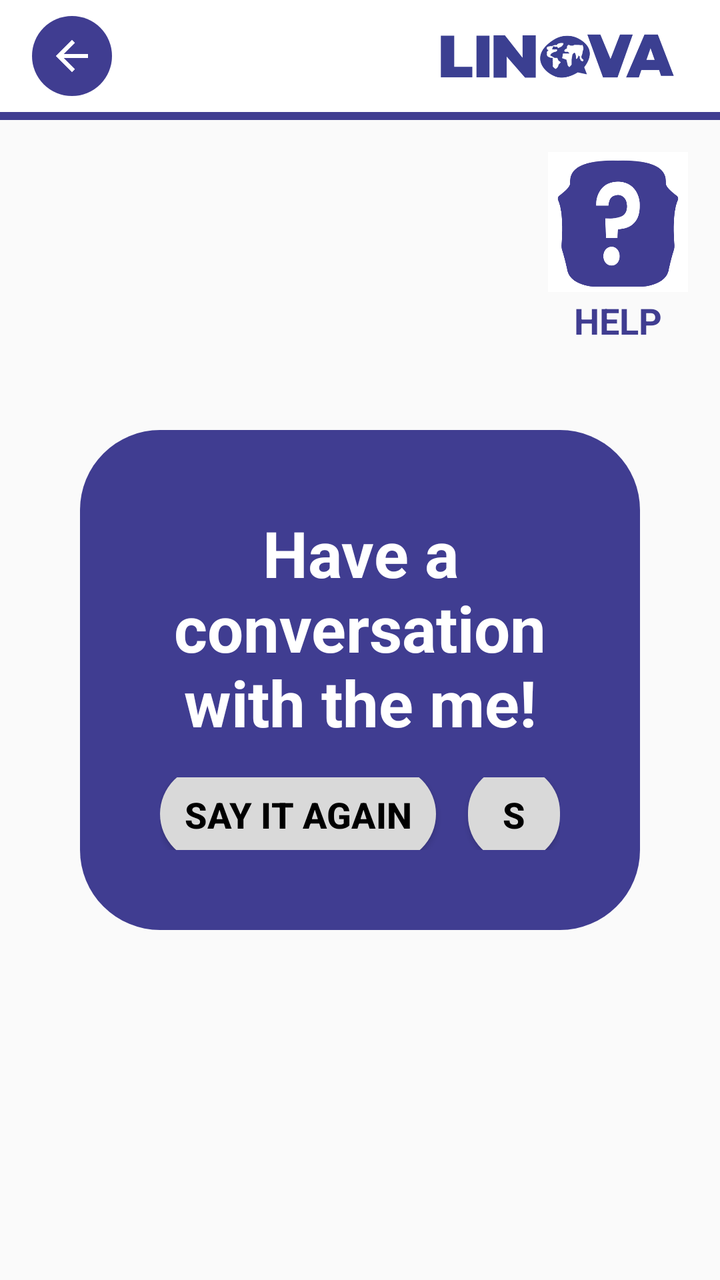
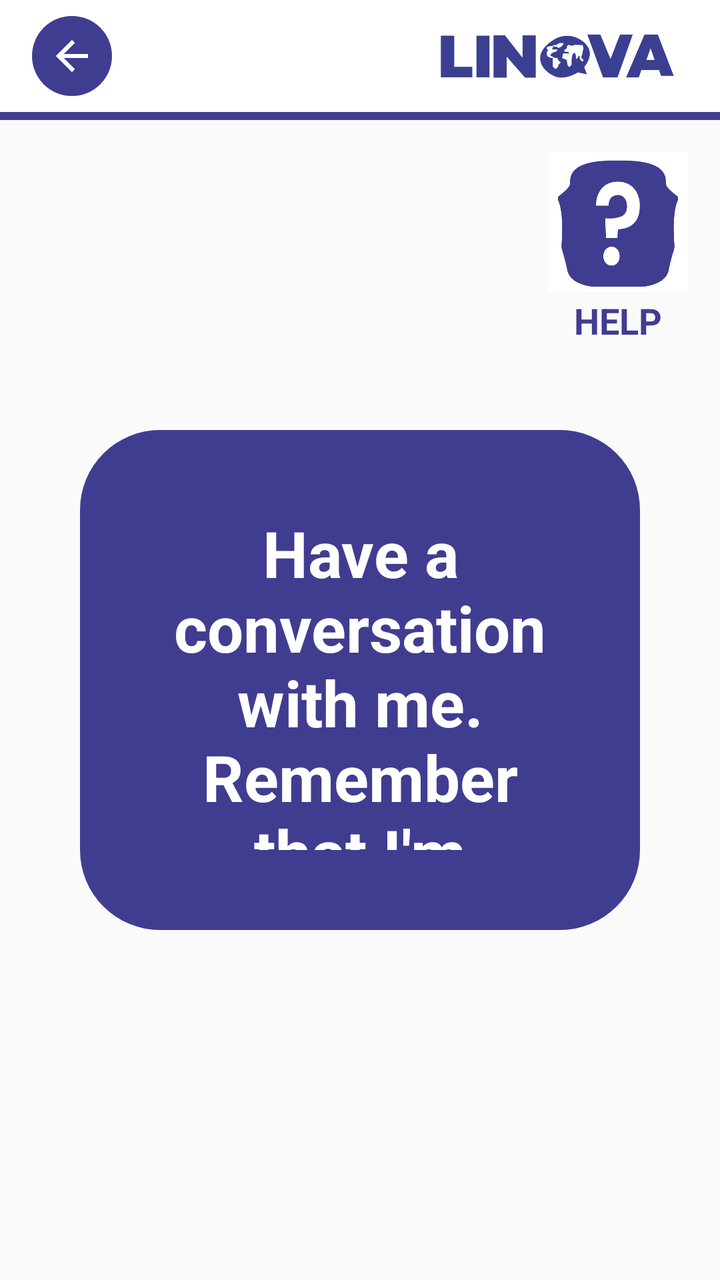

Before-and-after screenshots of an Android layout around one commit, followed by the original layout XML and the change that was made.
<!-- AndroidManifest.xml: application theme AppTheme -->
<!-- res/layout/activity_modulo_conversacional.xml -->
<?xml version="1.0" encoding="utf-8"?>
<androidx.constraintlayout.widget.ConstraintLayout xmlns:android="http://schemas.android.com/apk/res/android"
    xmlns:app="http://schemas.android.com/apk/res-auto"
    xmlns:tools="http://schemas.android.com/tools"
    android:layout_width="match_parent"
    android:layout_height="match_parent">

    <include
        android:id="@+id/toolbar"
        layout="@layout/toolbar"
        app:layout_constraintTop_toTopOf="parent"
        app:layout_constraintStart_toStartOf="parent"
        app:layout_constraintEnd_toEndOf="parent"/>

    <LinearLayout
        android:id="@+id/helpContainer"
        android:layout_width="wrap_content"
        android:layout_height="wrap_content"
        android:orientation="vertical"
        android:gravity="center"
        android:layout_margin="16dp"
        app:layout_constraintTop_toBottomOf="@id/toolbar"
        app:layout_constraintEnd_toEndOf="parent">

        <ImageButton
            android:id="@+id/btnHelp"
            android:layout_width="70dp"
            android:layout_height="70dp"
            android:src="@drawable/help"
            android:scaleType="fitXY"
            android:padding="0dp"
            android:contentDescription="Help"/>

        <TextView
            android:id="@+id/helpText"
            android:layout_width="wrap_content"
            android:layout_height="wrap_content"
            android:text="HELP"
            android:textStyle="bold"
            android:textSize="18sp"
            android:textColor="@color/colorPurple"
            android:layout_marginTop="2dp"/>

    </LinearLayout>
    <LinearLayout
        android:id="@+id/loadingBox"
        android:layout_width="0dp"
        android:layout_height="250dp"
        android:layout_marginStart="40dp"
        android:layout_marginEnd="40dp"
        android:layout_marginTop="40dp"
        app:layout_constraintTop_toTopOf="parent"
        app:layout_constraintBottom_toBottomOf="parent"
        android:padding="40dp"
        android:background="@drawable/bg_dialog_rounded"
        android:orientation="vertical"
        android:gravity="center"
        app:layout_constraintStart_toStartOf="parent"
        app:layout_constraintEnd_toEndOf="parent">

        <TextView
            android:id="@+id/instruction"
            android:layout_width="wrap_content"
            android:layout_height="wrap_content"
            android:text="Have a conversation with the me!"
            android:textColor="@android:color/white"
            android:textStyle="bold"
            android:textSize="32sp"
            android:gravity="center"
            android:textAlignment="center"/>

        <LinearLayout
            android:layout_width="match_parent"
            android:layout_height="wrap_content"
            android:orientation="horizontal"
            android:gravity="center"
            android:paddingTop="16dp">

            <Button
                android:id="@+id/sayitagain"
                android:layout_height="48dp"
                android:layout_width="wrap_content"
                android:layout_marginEnd="8dp"
                android:text="SAY IT AGAIN"
                android:background="@drawable/btn_rounded_t"
                android:textColor="@color/colorBlack"
                android:textAllCaps="false"
                android:textStyle="bold"
                android:textSize="18sp"
                android:padding="12dp"/>

            <Button
                android:id="@+id/skip"
                android:layout_height="48dp"
                android:layout_width="wrap_content"
                android:layout_marginStart="8dp"
                android:text="SKIP"
                android:background="@drawable/btn_rounded_t"
                android:textColor="@color/colorBlack"
                android:textAllCaps="false"
                android:textStyle="bold"
                android:textSize="18sp"
                android:padding="12dp"/>

        </LinearLayout>


    </LinearLayout>


    <androidx.recyclerview.widget.RecyclerView
        android:id="@+id/recycler_gchat"
        android:layout_width="match_parent"
        android:layout_height="match_parent"
        android:layout_marginBottom="16dp"
        app:layout_constrainedHeight="true"
        android:visibility="invisible"
        app:layout_constraintBottom_toTopOf="@+id/text_gchat_indicator"
        app:layout_constraintTop_toBottomOf="@+id/toolbar" />
    <TextView
        android:id="@+id/text_gchat_indicator"
        android:layout_width="wrap_content"
        android:layout_height="wrap_content"
        android:layout_marginStart="16dp"
        android:visibility="gone"
        app:layout_constraintBottom_toTopOf="@id/botonHablarContainer"
        app:layout_constraintStart_toStartOf="parent" />
    <LinearLayout
        android:id="@+id/botonHablarContainer"
        android:layout_width="wrap_content"
        android:layout_height="wrap_content"
        android:layout_alignParentEnd="true"
        android:orientation="vertical"
        android:layout_marginBottom="24dp"
        app:layout_constraintBottom_toBottomOf="parent"
        app:layout_constraintStart_toStartOf="parent"
        app:layout_constraintEnd_toEndOf="parent"
        android:gravity="center">
        <TextureView
            android:id="@+id/tv_media"
            android:layout_width="wrap_content"
            android:layout_height="20dp"
            android:alpha="0"/>


        <ImageButton
            android:id="@+id/botonHablar"
            android:layout_width="89dp"
            android:layout_height="89dp"
            android:background="@android:color/transparent"
            android:scaleType="centerInside"
            android:src="@drawable/microfonoinicio"
            android:visibility="invisible"

            android:contentDescription="Talk to me" />

        <TextView
            android:id="@+id/textTalkToMe"
            android:layout_width="wrap_content"
            android:layout_height="wrap_content"
            android:layout_marginTop="4dp"
            android:text="Tap here to talk"
            android:textColor="#808080"
            android:textSize="24sp"
            android:textStyle="bold"
            android:visibility="invisible"
            android:layout_marginBottom="10dp"/>

    </LinearLayout>
</androidx.constraintlayout.widget.ConstraintLayout>
<!-- res/layout/toolbar.xml (included above) -->
<?xml version="1.0" encoding="utf-8"?>
<com.google.android.material.appbar.AppBarLayout
    xmlns:android="http://schemas.android.com/apk/res/android"
    android:layout_width="match_parent"
    android:layout_height="wrap_content"
    android:background="@android:color/white"
    android:elevation="0dp"
    android:stateListAnimator="@null">

    <androidx.appcompat.widget.Toolbar
        android:id="@+id/toolbar"
        android:layout_width="match_parent"
        android:layout_height="?attr/actionBarSize"
        android:background="@android:color/white">

        
        <ImageButton
            android:id="@+id/btnBack"
            android:layout_width="40dp"
            android:layout_height="40dp"
            android:layout_gravity="start|center_vertical"
            android:layout_marginStart="12dp"
            android:background="@drawable/arrow_button"
            android:padding="8dp"
            android:src="@drawable/baseline_arrow_back_24"
            android:contentDescription="Volver"/>

        
        <ImageView
            android:id="@+id/imgRight"
            android:layout_width="120dp"
            android:layout_height="40dp"
            android:layout_gravity="end|center_vertical"
            android:layout_marginEnd="22dp"
            android:src="@drawable/logo"/>

    </androidx.appcompat.widget.Toolbar>

    
    <View
        android:layout_width="match_parent"
        android:layout_height="4dp"
        android:background="@color/colorPurple"/>

</com.google.android.material.appbar.AppBarLayout>
<!-- resources referenced by this layout -->
<resources>
  <color name="colorBlack">#000000</color>
  <color name="colorPurple">#403D91</color>
  <!-- drawable arrow_button (drawable) -->
  <layer-list xmlns:android="http://schemas.android.com/apk/res/android">
  
      
      <item>
          <shape android:shape="oval">
              <size
                  android:width="40dp"
                  android:height="40dp"/>
              <solid android:color="@color/colorPurple"/>
          </shape>
      </item>
  
      
      <item
          android:drawable="@drawable/baseline_arrow_back_24"
          android:gravity="center"/>
  </layer-list>
  <!-- drawable baseline_arrow_back_24 (drawable) -->
  <vector xmlns:android="http://schemas.android.com/apk/res/android" android:autoMirrored="true" android:height="24dp" android:tint="#FFFFFF" android:viewportHeight="24" android:viewportWidth="24" android:width="24dp">
        
      <path android:fillColor="@android:color/white" android:pathData="M20,11H7.83l5.59,-5.59L12,4l-8,8 8,8 1.41,-1.41L7.83,13H20v-2z"/>
      
  </vector>
  <!-- drawable bg_dialog_rounded (drawable) -->
  <?xml version="1.0" encoding="utf-8"?>
  <shape xmlns:android="http://schemas.android.com/apk/res/android">
  
      <solid android:color="@color/colorPurple"/>
  
      <corners android:radius="40dp"/>
  
  </shape>
  <!-- drawable btn_rounded_t (drawable) -->
  <?xml version="1.0" encoding="utf-8"?>
  <shape xmlns:android="http://schemas.android.com/apk/res/android">
  
      <solid android:color="#D9D9D9"/>
  
      <corners android:radius="30dp"/>
  
  </shape>
  <!-- drawable help: png bitmap (drawable, 11131 bytes) -->
  <!-- drawable logo: png bitmap (drawable, 20298 bytes) -->
  <!-- drawable microfonoinicio: png bitmap (drawable, 23200 bytes) -->
  <style name="AppTheme" parent="Theme.AppCompat.Light.NoActionBar">
  
      </style>
</resources>

<!-- the commit's change to res/layout/activity_modulo_conversacional.xml (unified diff, before → after) -->
@@ -62,7 +62,7 @@
             android:id="@+id/instruction"
             android:layout_width="wrap_content"
             android:layout_height="wrap_content"
-            android:text="Have a conversation with the me!"
+            android:text="Have a conversation with me. Remember that I'm listening to you when my ears are green. Tap the button HELP if you don't understand it."
             android:textColor="@android:color/white"
             android:textStyle="bold"
             android:textSize="32sp"
@@ -94,7 +94,7 @@
                 android:layout_height="48dp"
                 android:layout_width="wrap_content"
                 android:layout_marginStart="8dp"
-                android:text="SKIP"
+                android:text="START"
                 android:background="@drawable/btn_rounded_t"
                 android:textColor="@color/colorBlack"
                 android:textAllCaps="false"
